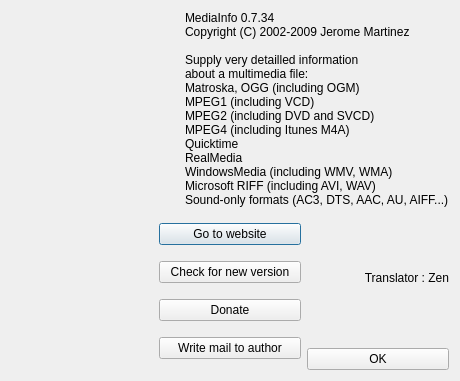
First picture: the form in Source/GUI/Qt/about.ui, repository beppec56/MediaInfo-git_svn, before the edit.
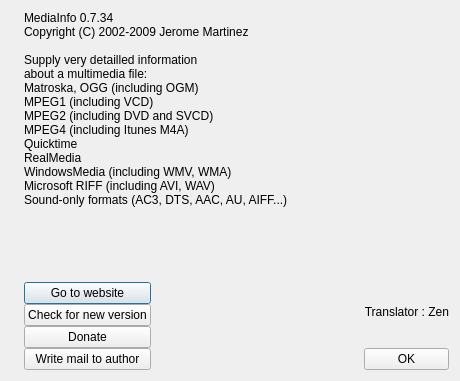
Second picture: the form after the edit. Icons and pictures are not drawn.

```diff
--- a/Source/GUI/Qt/about.ui
+++ b/Source/GUI/Qt/about.ui
@@ -49,8 +49,34 @@
        </property>
       </widget>
      </item>
+     <item>
+      <spacer name="horizontalSpacer_2">
+       <property name="orientation">
+        <enum>Qt::Horizontal</enum>
+       </property>
+       <property name="sizeHint" stdset="0">
+        <size>
+         <width>40</width>
+         <height>20</height>
+        </size>
+       </property>
+      </spacer>
+     </item>
     </layout>
    </item>
+   <item>
+    <spacer name="verticalSpacer">
+     <property name="orientation">
+      <enum>Qt::Vertical</enum>
+     </property>
+     <property name="sizeHint" stdset="0">
+      <size>
+       <width>20</width>
+       <height>40</height>
+      </size>
+     </property>
+    </spacer>
+   </item>
    <item>
     <layout class="QHBoxLayout" name="horizontalLayout_2">
      <item>
@@ -68,6 +94,9 @@
      </item>
      <item>
       <layout class="QVBoxLayout" name="buttons">
+       <property name="spacing">
+        <number>0</number>
+       </property>
        <item>
         <widget class="QPushButton" name="website">
          <property name="text">
@@ -98,6 +127,19 @@
        </item>
       </layout>
      </item>
+     <item>
+      <spacer name="horizontalSpacer">
+       <property name="orientation">
+        <enum>Qt::Horizontal</enum>
+       </property>
+       <property name="sizeHint" stdset="0">
+        <size>
+         <width>40</width>
+         <height>20</height>
+        </size>
+       </property>
+      </spacer>
+     </item>
      <item>
       <layout class="QVBoxLayout" name="verticalLayout_3">
        <item>
```
Left out of the diff: 2 changed lines with no effect on the pictures.
